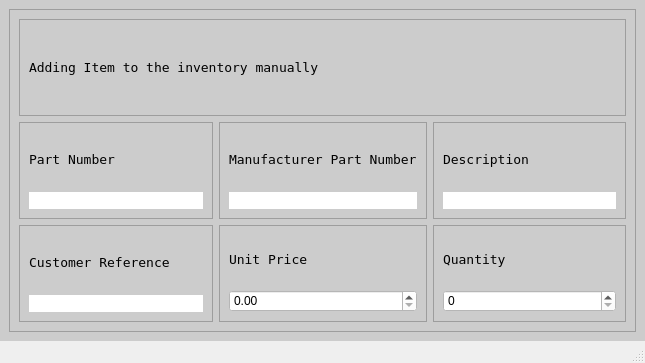
First picture: the form in Program_Files/UI_Files/adding_item_window.ui, repository Thomas1B/Electronics-Inventory-Program, before the edit.
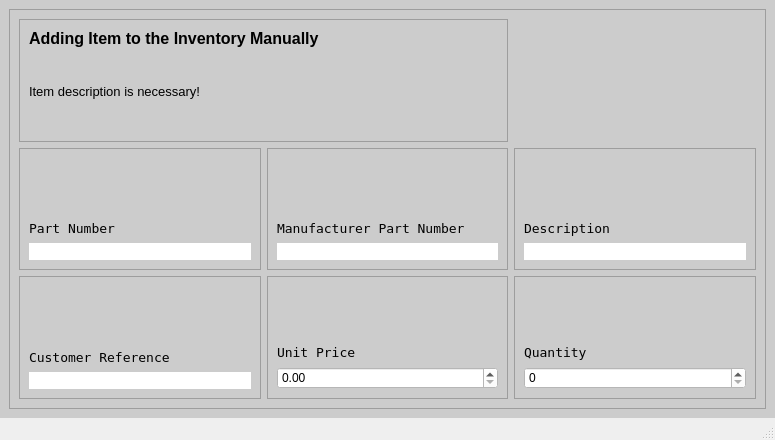
Second picture: the form after the edit. Icons and pictures are not drawn.

What changed in the file:
```diff
--- a/Program_Files/UI_Files/adding_item_window.ui
+++ b/Program_Files/UI_Files/adding_item_window.ui
@@ -6,10 +6,22 @@
    <rect>
     <x>0</x>
     <y>0</y>
-    <width>645</width>
-    <height>363</height>
+    <width>775</width>
+    <height>440</height>
    </rect>
   </property>
+  <property name="minimumSize">
+   <size>
+    <width>600</width>
+    <height>265</height>
+   </size>
+  </property>
+  <property name="maximumSize">
+   <size>
+    <width>857</width>
+    <height>440</height>
+   </size>
+  </property>
   <property name="windowTitle">
    <string>Electronics Inventory Program - Adding Item</string>
   </property>
@@ -18,6 +30,18 @@
     <normaloff>../Icons/blueprint--plus.png</normaloff>../Icons/blueprint--plus.png</iconset>
   </property>
   <widget class="QWidget" name="centralwidget">
+   <property name="minimumSize">
+    <size>
+     <width>0</width>
+     <height>0</height>
+    </size>
+   </property>
+   <property name="maximumSize">
+    <size>
+     <width>16777215</width>
+     <height>16777215</height>
+    </size>
+   </property>
    <property name="styleSheet">
     <string notr="true">background-color: rgb(204, 204, 204);</string>
    </property>
@@ -31,31 +55,6 @@
        <enum>QFrame::Raised</enum>
       </property>
       <layout class="QGridLayout" name="gridLayout_2">
-       <item row="0" column="0" colspan="3">
-        <widget class="QFrame" name="frame_8">
-         <property name="frameShape">
-          <enum>QFrame::StyledPanel</enum>
-         </property>
-         <property name="frameShadow">
-          <enum>QFrame::Raised</enum>
-         </property>
-         <layout class="QVBoxLayout" name="verticalLayout_7">
-          <item>
-           <widget class="QLabel" name="title">
-            <property name="font">
-             <font>
-              <family>Terminal</family>
-              <pointsize>10</pointsize>
-             </font>
-            </property>
-            <property name="text">
-             <string>Adding Item to the inventory manually</string>
-            </property>
-           </widget>
-          </item>
-         </layout>
-        </widget>
-       </item>
        <item row="1" column="0">
         <widget class="QFrame" name="frame_2">
          <property name="styleSheet">
@@ -79,6 +78,9 @@
             <property name="text">
              <string>Part Number</string>
             </property>
+            <property name="alignment">
+             <set>Qt::AlignBottom|Qt::AlignLeading|Qt::AlignLeft</set>
+            </property>
            </widget>
           </item>
           <item>
@@ -101,6 +103,9 @@
             <property name="frame">
              <bool>false</bool>
             </property>
+            <property name="placeholderText">
+             <string/>
+            </property>
             <property name="clearButtonEnabled">
              <bool>true</bool>
             </property>
@@ -129,6 +134,9 @@
             <property name="text">
              <string>Manufacturer Part Number</string>
             </property>
+            <property name="alignment">
+             <set>Qt::AlignBottom|Qt::AlignLeading|Qt::AlignLeft</set>
+            </property>
            </widget>
           </item>
           <item>
@@ -179,6 +187,9 @@
             <property name="text">
              <string>Description</string>
             </property>
+            <property name="alignment">
+             <set>Qt::AlignBottom|Qt::AlignLeading|Qt::AlignLeft</set>
+            </property>
            </widget>
           </item>
           <item>
@@ -229,6 +240,9 @@
             <property name="text">
              <string>Customer Reference</string>
             </property>
+            <property name="alignment">
+             <set>Qt::AlignBottom|Qt::AlignLeading|Qt::AlignLeft</set>
+            </property>
            </widget>
           </item>
           <item>
@@ -279,6 +293,9 @@
             <property name="text">
              <string>Unit Price</string>
             </property>
+            <property name="alignment">
+             <set>Qt::AlignBottom|Qt::AlignLeading|Qt::AlignLeft</set>
+            </property>
            </widget>
           </item>
           <item>
@@ -314,6 +331,9 @@
             <property name="text">
              <string>Quantity</string>
             </property>
+            <property name="alignment">
+             <set>Qt::AlignBottom|Qt::AlignLeading|Qt::AlignLeft</set>
+            </property>
            </widget>
           </item>
           <item>
@@ -329,6 +349,50 @@
          </layout>
         </widget>
        </item>
+       <item row="0" column="0" colspan="2">
+        <widget class="QFrame" name="frame_8">
+         <property name="frameShape">
+          <enum>QFrame::StyledPanel</enum>
+         </property>
+         <property name="frameShadow">
+          <enum>QFrame::Raised</enum>
+         </property>
+         <layout class="QVBoxLayout" name="verticalLayout_7">
+          <item>
+           <widget class="QLabel" name="title">
+            <property name="font">
+             <font>
+              <family>Arial</family>
+              <pointsize>12</pointsize>
+             </font>
+            </property>
+            <property name="text">
+             <string>&lt;html&gt;&lt;head/&gt;&lt;body&gt;&lt;p&gt;&lt;span style=&quot; font-weight:600;&quot;&gt;Adding Item to the Inventory Manually&lt;/span&gt;&lt;/p&gt;&lt;/body&gt;&lt;/html&gt;</string>
+            </property>
+            <property name="alignment">
+             <set>Qt::AlignLeading|Qt::AlignLeft|Qt::AlignTop</set>
+            </property>
+           </widget>
+          </item>
+          <item>
+           <widget class="QLabel" name="label_7">
+            <property name="font">
+             <font>
+              <family>Arial</family>
+              <pointsize>10</pointsize>
+             </font>
+            </property>
+            <property name="text">
+             <string>Item description is necessary!</string>
+            </property>
+            <property name="alignment">
+             <set>Qt::AlignLeading|Qt::AlignLeft|Qt::AlignTop</set>
+            </property>
+           </widget>
+          </item>
+         </layout>
+        </widget>
+       </item>
       </layout>
      </widget>
     </item>
```
Left out of the diff: 2 changed lines with no effect on the pictures.
